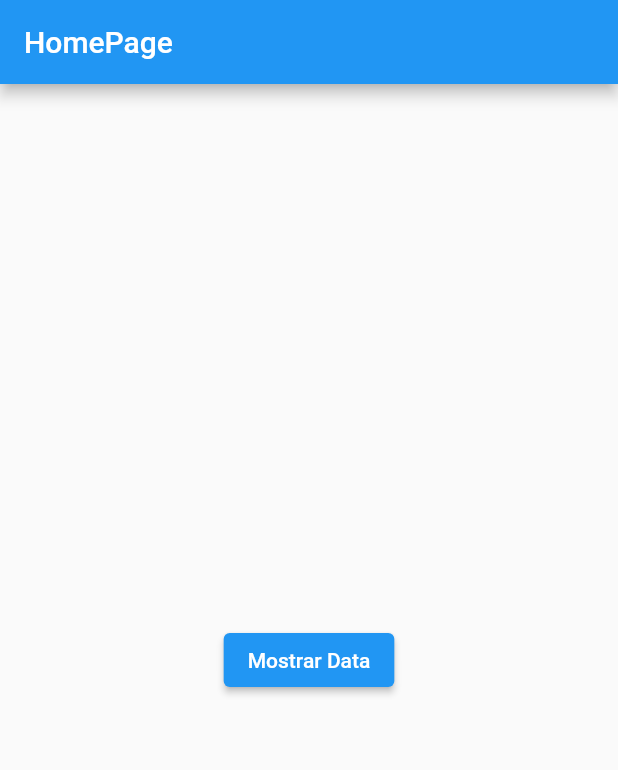
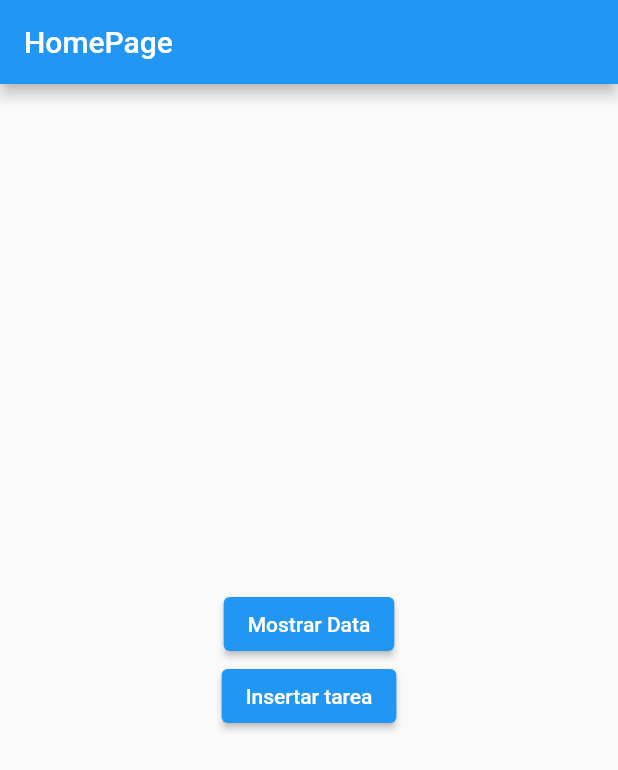
Before and after one commit to Yeralxr/proyecto_de_videos, a Flutter app: the screen it shows after launch, after a tap on "Mostrar Data", on a phone screen of 412 x 824 dp. Shown: the top 770 px of the screen. Run offline on Flutter 3.47's test engine with Material 2 defaults, Android fonts, the light colour scheme and no system bars; our stand-ins replace sqflite; accounts and stored records are empty.

Commit message:
progreso (50%)

```diff
--- a/lib/db/db_admin.dart
+++ b/lib/db/db_admin.dart
@@ -12,23 +12,56 @@ class DBAdmin {
   static final DBAdmin db = DBAdmin._();
   DBAdmin._();
   //
-  checkDatabase() {
+  Future<Database?> checkDatabase() async {
     if (myDatabase != null) {
       return myDatabase;
     }
 
-    myDatabase = initDatabase(); // Creacion de la base de datos
+    myDatabase = await initDatabase(); // Creacion de la base de datos
     return myDatabase;
   }
 
-  initDatabase() async {
+  Future<Database?> initDatabase() async {
     Directory directory = await getApplicationDocumentsDirectory();
     String path = join(directory.path, "TaskDB.db");
     return await openDatabase(path, version: 1, onOpen: (db) {},
         onCreate: (Database dbx, int version) async {
       //crecion de tablas
       await dbx.execute(
-          "CREATE TABLE TASK(id INTEGER PRIMARY KEY AUTOINGREMENT, title TEXT, description TEXT, status TEXT)");
+          "CREATE TABLE task(id INTEGER PRIMARY KEY AUTOINGREMENT, title TEXT, description TEXT, status TEXT)");
     });
   }
+
+  insertRawTask() async {
+    Database? db = await checkDatabase();
+    int res = await db!.rawInsert(
+        "INSERT INTO TASK(title, description, status) VALUES ('salir de compras','al centro comercial','false')");
+
+    print(res);
+  }
+
+  insertTask() async {
+    Database? db = await checkDatabase();
+    int res = await db!.insert(
+      "TASK",
+      {
+        "title": "comprar el nuevo disco",
+        "description": "nuevo discode epica",
+        "status": "false",
+      },
+    );
+    print(res);
+  }
+
+  getRawTasks() async {
+    Database? db = await checkDatabase();
+    List tasks = await db!.rawQuery("SELECT * FROM task");
+    print(tasks);
+  }
+
+  getTasks() async {
+    Database? db = await checkDatabase();
+    List Tasks = await db!.query("Task");
+    print(Tasks);
+  }
 }
--- a/lib/pages/home_pages.dart
+++ b/lib/pages/home_pages.dart
@@ -16,10 +16,19 @@ class HomePage extends StatelessWidget {
           children: [
             ElevatedButton(
               onPressed: () {
-                DBAdmin.db.initDatabase();
+                //DBAdmin.db.initDatabase();
+                DBAdmin.db.getTasks();
               },
               child: Text(
                 "Mostrar Data",
+              ),
+            ),
+            ElevatedButton(
+              onPressed: () {
+                DBAdmin.db.insertTask();
+              },
+              child: Text(
+                "Insertar tarea",
               ),
             ),
           ],
```
